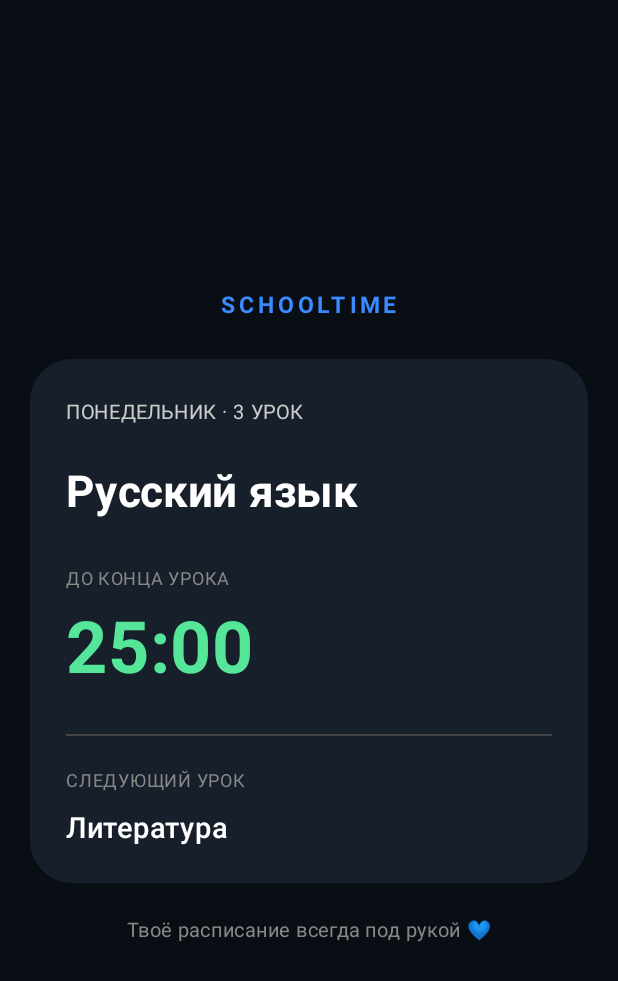
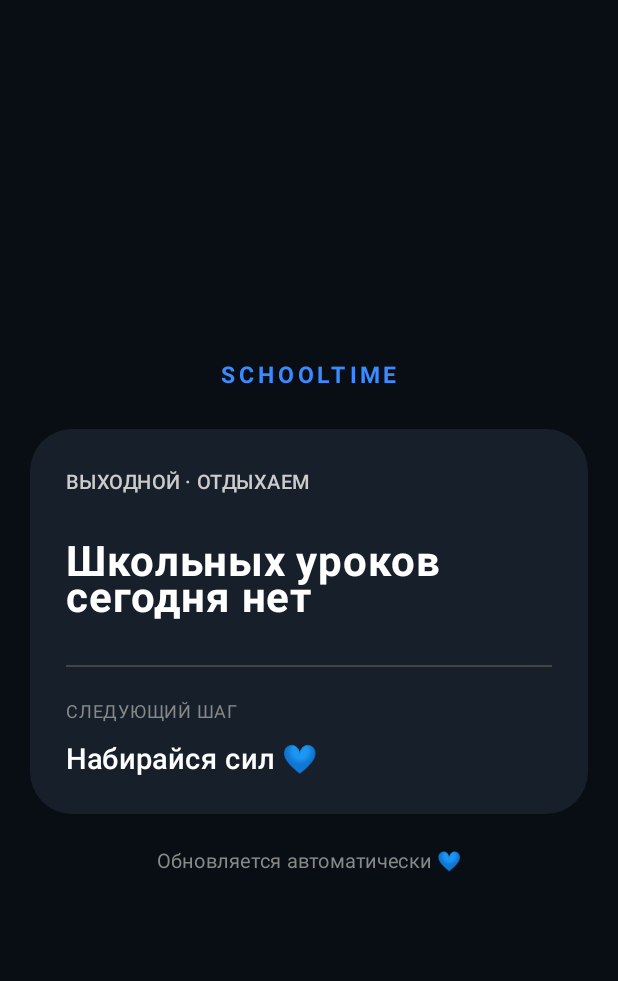
Before and after one commit to volosy886-ai/SchoolTime, an Android app built with Jetpack Compose: the screen it shows after launch (MainActivity), on a phone screen of 412 x 824 dp. Shown: the top 981 px of the screen. Run offline under Robolectric (Android 15) with nearby library versions, the phone set to English and light mode, and no system bars.

Commit message:
Update MainActivity.kt

```diff
--- a/app/src/main/java/com/schooltime/app/MainActivity.kt
+++ b/app/src/main/java/com/schooltime/app/MainActivity.kt
@@ -9,13 +9,89 @@ import androidx.compose.foundation.shape.RoundedCornerShape
 import androidx.compose.material3.MaterialTheme
 import androidx.compose.material3.Surface
 import androidx.compose.material3.Text
-import androidx.compose.runtime.Composable
+import androidx.compose.runtime.*
 import androidx.compose.ui.Alignment
 import androidx.compose.ui.Modifier
 import androidx.compose.ui.graphics.Color
 import androidx.compose.ui.text.font.FontWeight
+import androidx.compose.ui.text.style.TextAlign
 import androidx.compose.ui.unit.dp
 import androidx.compose.ui.unit.sp
+import kotlinx.coroutines.delay
+import java.time.DayOfWeek
+import java.time.LocalDateTime
+import java.time.LocalTime
+import java.time.format.DateTimeFormatter
+import java.time.ZoneOffset
+
+private data class Lesson(val number: Int, val subject: String, val start: LocalTime, val end: LocalTime)
+private data class SchoolDay(val title: String, val lessons: List<Lesson>)
+private fun t(value: String) = LocalTime.parse(value, DateTimeFormatter.ofPattern("HH:mm"))
+private fun l(n: Int, s: String, a: String, b: String) = Lesson(n, s, t(a), t(b))
+
+private val timetable = mapOf(
+    DayOfWeek.MONDAY to SchoolDay("ПОНЕДЕЛЬНИК", listOf(
+        l(1,"География","09:10","09:50"), l(2,"История","10:05","10:45"),
+        l(3,"Русский язык","11:00","11:40"), l(4,"Литература","11:50","12:30"),
+        l(5,"Английский язык","12:50","13:30"), l(6,"Математика","13:40","14:20"))),
+    DayOfWeek.TUESDAY to SchoolDay("ВТОРНИК", listOf(
+        l(1,"История","08:30","09:15"), l(2,"Музыка","09:25","10:10"),
+        l(3,"Русский язык","10:30","11:15"), l(4,"Математика","11:30","12:15"),
+        l(5,"Физкультура","12:35","13:20"))),
+    DayOfWeek.WEDNESDAY to SchoolDay("СРЕДА", listOf(
+        l(1,"Биология","08:30","09:15"), l(2,"ИЗО","09:25","10:10"),
+        l(3,"Математика","10:30","11:15"), l(4,"Русский язык","11:30","12:15"),
+        l(5,"Практикум по математике","12:35","13:20"), l(6,"Русский язык","13:30","14:15"))),
+    DayOfWeek.THURSDAY to SchoolDay("ЧЕТВЕРГ", listOf(
+        l(1,"Математика","09:10","09:50"), l(2,"Русский язык","10:05","10:45"),
+        l(3,"Русский язык","11:00","11:40"), l(4,"Труд","11:50","12:30"),
+        l(5,"Физкультура","12:50","13:30"), l(6,"Английский язык","13:40","14:20"))),
+    DayOfWeek.FRIDAY to SchoolDay("ПЯТНИЦА", listOf(
+        l(1,"Математика","08:30","09:15"), l(2,"Спортивный модуль","09:25","10:10"),
+        l(3,"История","10:30","11:15"), l(4,"Английский язык","11:30","12:15"),
+        l(5,"Литература","12:35","13:20"), l(6,"Литература","13:40","14:15")))
+)
+
+private data class ScreenState(
+    val day: String, val heading: String, val subject: String, val countdownLabel: String,
+    val remaining: String, val nextLabel: String, val nextSubject: String, val isBreak: Boolean
+)
+
+private fun remaining(target: LocalDateTime, now: LocalDateTime): String {
+    val seconds = (target.toEpochSecond(ZoneOffset.UTC) - now.toEpochSecond(ZoneOffset.UTC)).coerceAtLeast(0)
+    val h = seconds / 3600
+    val m = (seconds % 3600) / 60
+    val s = seconds % 60
+    return if (h > 0) "%02d:%02d:%02d".format(h, m, s) else "%02d:%02d".format(m, s)
+}
+
+private fun stateAt(now: LocalDateTime): ScreenState {
+    val day = timetable[now.dayOfWeek] ?: return ScreenState(
+        "ВЫХОДНОЙ", "ОТДЫХАЕМ", "Школьных уроков сегодня нет", "", "",
+        "СЛЕДУЮЩИЙ ШАГ", "Набирайся сил 💙", false
+    )
+    val time = now.toLocalTime()
+    val currentIndex = day.lessons.indexOfFirst { !time.isBefore(it.start) && time.isBefore(it.end) }
+    if (currentIndex >= 0) {
+        val current = day.lessons[currentIndex]
+        val next = day.lessons.getOrNull(currentIndex + 1)
+        return ScreenState(day.title, "${current.number} УРОК", current.subject,
+            "ДО КОНЦА УРОКА", remaining(now.with(current.end), now),
+            "СЛЕДУЮЩИЙ УРОК", next?.subject ?: "Уроки закончились! 🎉", false)
+    }
+    val nextIndex = day.lessons.indexOfFirst { time.isBefore(it.start) }
+    if (nextIndex >= 0) {
+        val next = day.lessons[nextIndex]
+        val previous = day.lessons.getOrNull(nextIndex - 1)
+        val onBreak = previous != null && !time.isBefore(previous.end)
+        return ScreenState(day.title, if (onBreak) "ПЕРЕМЕНА" else "СКОРО НАЧАЛО",
+            if (onBreak) "Отдыхай! ☀️" else "Скоро начнутся уроки",
+            "ДО СЛЕДУЮЩЕГО УРОКА", remaining(now.with(next.start), now),
+            "СЛЕДУЮЩИЙ УРОК", next.subject, onBreak)
+    }
+    return ScreenState(day.title, "НА СЕГОДНЯ ВСЁ", "Уроки закончились! 🎉", "",
+        "", "ОТДЫХАЙ", "До завтра! 💙", false)
+}
 
 class MainActivity : ComponentActivity() {
     override fun onCreate(savedInstanceState: Bundle?) {
@@ -26,47 +102,50 @@ class MainActivity : ComponentActivity() {
 
 @Composable
 fun SchoolTimeScreen() {
-    val background = Color(0xFF090D14)
-    val card = Color(0xFF171F2B)
+    var now by remember { mutableStateOf(LocalDateTime.now()) }
+    LaunchedEffect(Unit) {
+        while (true) { now = LocalDateTime.now(); delay(1000) }
+    }
+    val screen = remember(now) { stateAt(now) }
     val blue = Color(0xFF398BFF)
     val green = Color(0xFF55E69A)
+    val accent = if (screen.isBreak) blue else green
 
     MaterialTheme {
-        Surface(modifier = Modifier.fillMaxSize(), color = background) {
+        Surface(Modifier.fillMaxSize(), color = Color(0xFF090D14)) {
             Column(
-                modifier = Modifier.fillMaxSize().padding(20.dp),
+                Modifier.fillMaxSize().padding(20.dp),
                 horizontalAlignment = Alignment.CenterHorizontally,
                 verticalArrangement = Arrangement.Center
             ) {
-                Text(
-                    "SCHOOLTIME",
-                    color = blue,
-                    fontSize = 15.sp,
-                    fontWeight = FontWeight.Bold,
-                    letterSpacing = 3.sp
-                )
+                Text("SCHOOLTIME", color = blue, fontSize = 15.sp,
+                    fontWeight = FontWeight.Bold, letterSpacing = 3.sp)
                 Spacer(Modifier.height(24.dp))
                 Column(
-                    modifier = Modifier.fillMaxWidth()
-                        .background(card, RoundedCornerShape(28.dp))
-                        .padding(24.dp)
+                    Modifier.fillMaxWidth().background(Color(0xFF171F2B), RoundedCornerShape(28.dp)).padding(24.dp)
                 ) {
-                    Text("ПОНЕДЕЛЬНИК · 3 УРОК", color = Color.LightGray, fontSize = 13.sp)
+                    Text("${screen.day} · ${screen.heading}",
+                        color = if (screen.isBreak) blue else Color.LightGray,
+                        fontSize = 13.sp, fontWeight = FontWeight.Medium)
                     Spacer(Modifier.height(24.dp))
-                    Text("Русский язык", color = Color.White, fontSize = 29.sp, fontWeight = FontWeight.Bold)
-                    Spacer(Modifier.height(28.dp))
-                    Text("ДО КОНЦА УРОКА", color = Color.Gray, fontSize = 12.sp)
-                    Spacer(Modifier.height(6.dp))
-                    Text("25:00", color = green, fontSize = 48.sp, fontWeight = FontWeight.Bold)
+                    Text(screen.subject, color = Color.White, fontSize = 28.sp, fontWeight = FontWeight.Bold)
+                    if (screen.countdownLabel.isNotEmpty()) {
+                        Spacer(Modifier.height(28.dp))
+                        Text(screen.countdownLabel, color = Color.Gray, fontSize = 12.sp)
+                    }
+                    if (screen.remaining.isNotEmpty()) {
+                        Spacer(Modifier.height(6.dp))
+                        Text(screen.remaining, color = accent, fontSize = 46.sp, fontWeight = FontWeight.Bold)
+                    }
                     Spacer(Modifier.height(28.dp))
                     Box(Modifier.fillMaxWidth().height(1.dp).background(Color.DarkGray))
                     Spacer(Modifier.height(18.dp))
-                    Text("СЛЕДУЮЩИЙ УРОК", color = Color.Gray, fontSize = 12.sp)
+                    Text(screen.nextLabel, color = Color.Gray, fontSize = 12.sp)
                     Spacer(Modifier.height(8.dp))
-                    Text("Литература", color = Color.White, fontSize = 19.sp, fontWeight = FontWeight.SemiBold)
+                    Text(screen.nextSubject, color = Color.White, fontSize = 19.sp, fontWeight = FontWeight.SemiBold)
                 }
                 Spacer(Modifier.height(20.dp))
-                Text("Твоё расписание всегда под рукой 💙", color = Color.Gray, fontSize = 13.sp)
+                Text("Обновляется автоматически 💙", color = Color.Gray, fontSize = 13.sp, textAlign = TextAlign.Center)
             }
         }
     }
```
